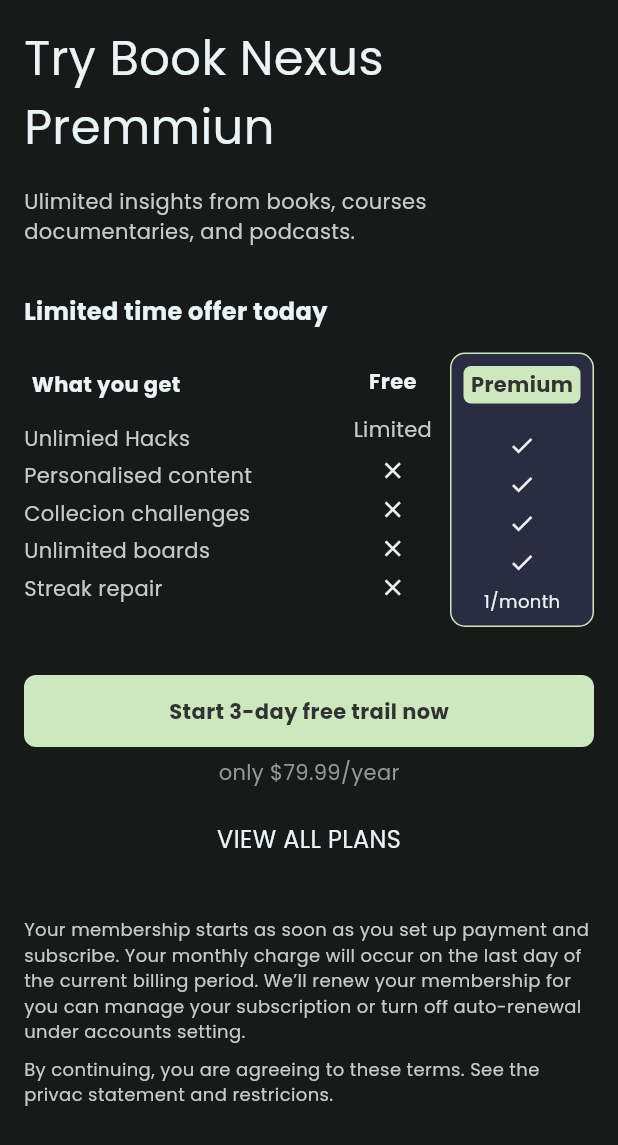
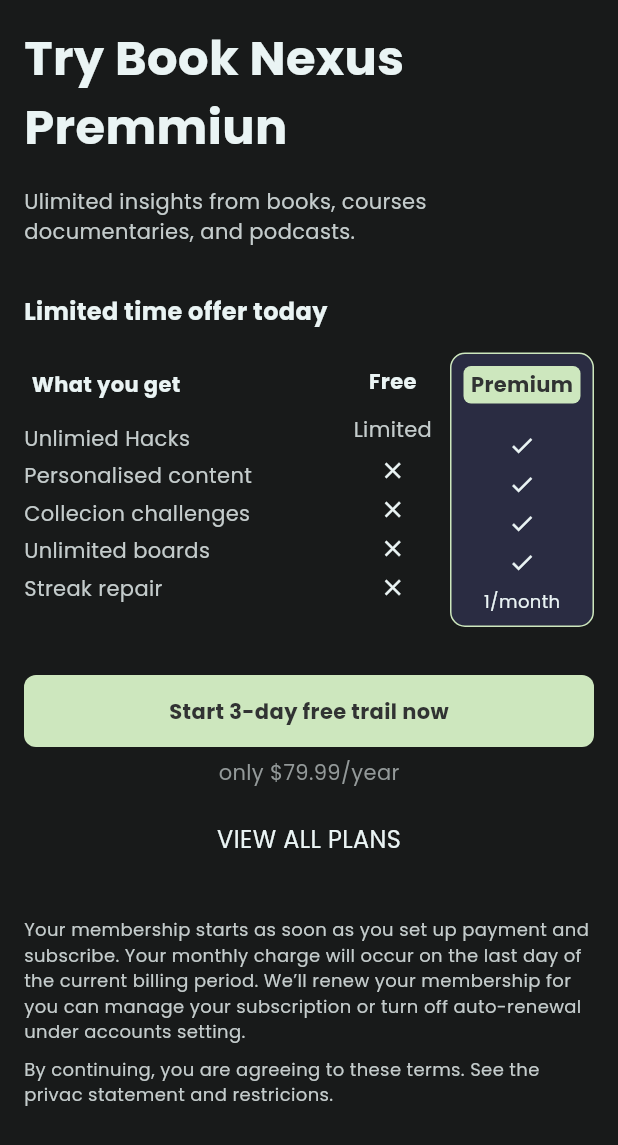
Before and after one commit to DilshodYakubov/third_exam, a Flutter app: the PremiumPlanDetailsPage screen opened by its route, on a phone screen of 412 x 824 dp. Shown: the top 1145 px of the screen. Run offline on Flutter 3.47's test engine with Material 3 defaults, Android fonts, the phone set to English and light mode, and no system bars; our stand-ins replace equatable, firebase_auth, firebase_core, flutter_bloc, go_router, google_fonts and 1 more; accounts and stored records are empty.

Commit message:
change_commit

```diff
--- a/lib/src/features/account_flow/presentation/pages/premium_plan_details_page.dart
+++ b/lib/src/features/account_flow/presentation/pages/premium_plan_details_page.dart
@@ -25,7 +25,11 @@ class _PremiumPlansDetailsPageState extends State<PremiumPlanDetailsPage> {
           children: [
             Text(
               'Try Book Nexus\nPremmiun',
-              style: GoogleFonts.poppins(color: AppColors.white, fontSize: 32),
+              style: GoogleFonts.poppins(
+                color: AppColors.white,
+                fontSize: 32,
+                fontWeight: .bold,
+              ),
             ),
             SizedBox(height: 16),
             Text(
--- a/lib/src/features/home/presentation/pages/home_page.dart
+++ b/lib/src/features/home/presentation/pages/home_page.dart
@@ -49,6 +49,7 @@ class _HomePageState extends State<HomePage> {
                     onTap: () {
                       context.push('${Pages.home}/${Pages.account}');
                     },
+                    borderRadius: .circular(100),
                     child: CircleAvatar(
                       radius: 24,
                       backgroundColor: AppColors.accentGreen,
```
